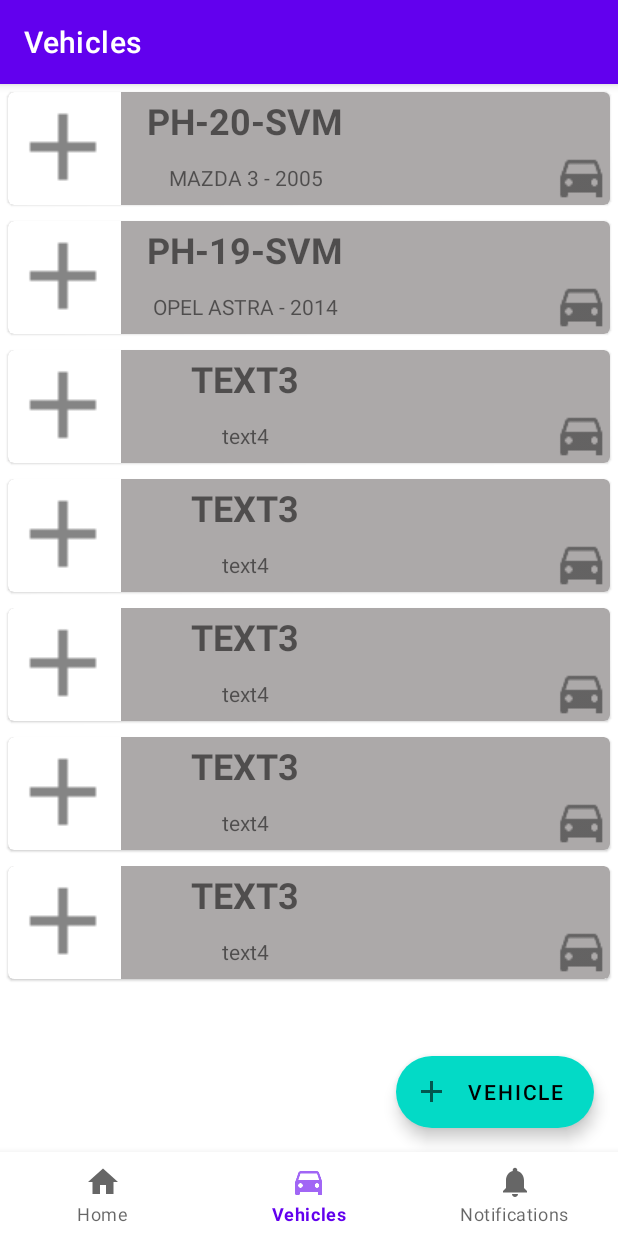
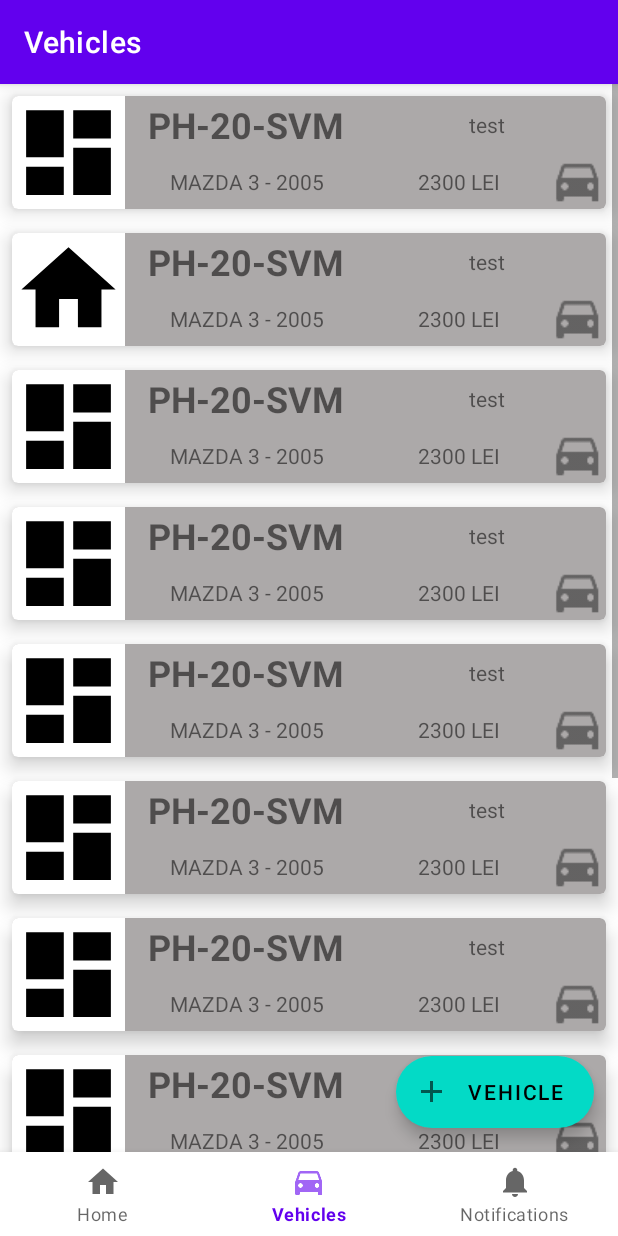
Before and after one commit to vladutstoica/VehicleBulletin, an Android app: the screen it shows after launch (MainActivity), item 2 of the bottom bar chosen, on a phone screen of 412 x 824 dp. Run offline under Robolectric (Android 15) with nearby library versions, the phone set to English and light mode, and no system bars; our stand-ins replace navigation-ui.

Commit message:
update adapter

```diff
--- a/app/src/main/java/com/shto/vehiclebulletin/ui/vehicles/Vehicles.java
+++ b/app/src/main/java/com/shto/vehiclebulletin/ui/vehicles/Vehicles.java
@@ -1,29 +1,59 @@
 package com.shto.vehiclebulletin.ui.vehicles;
 
+import android.widget.ImageView;
+
+import com.shto.vehiclebulletin.R;
+
 public class Vehicles {
-    private String text1;
-    private String text2;
+    private String mLicencePlate;
+    private String mVehicleModel;
+    private String mRenew;
+    private String mTotalCost;
+    private int mVehicleLogo;
 
     public static final Vehicles[] vehicles = {
-            new Vehicles("PH-20-SVM", "MAZDA 3 - 2005"),
-            new Vehicles("PH-19-SVM", "OPEL ASTRA - 2014"),
-            new Vehicles("text3", "text4"),
-            new Vehicles("text3", "text4"),
-            new Vehicles("text3", "text4"),
-            new Vehicles("text3", "text4"),
-            new Vehicles("text3", "text4")
+            new Vehicles("PH-20-SVM", "MAZDA 3 - 2005", "test", "2300 LEI", R.drawable.ic_dashboard_black_24dp),
+            new Vehicles("PH-20-SVM", "MAZDA 3 - 2005", "test", "2300 LEI", R.drawable.ic_home_black_24dp),
+            new Vehicles("PH-20-SVM", "MAZDA 3 - 2005", "test", "2300 LEI", R.drawable.ic_dashboard_black_24dp),
+            new Vehicles("PH-20-SVM", "MAZDA 3 - 2005", "test", "2300 LEI", R.drawable.ic_dashboard_black_24dp),
+            new Vehicles("PH-20-SVM", "MAZDA 3 - 2005", "test", "2300 LEI", R.drawable.ic_dashboard_black_24dp),
+            new Vehicles("PH-20-SVM", "MAZDA 3 - 2005", "test", "2300 LEI", R.drawable.ic_dashboard_black_24dp),
+            new Vehicles("PH-20-SVM", "MAZDA 3 - 2005", "test", "2300 LEI", R.drawable.ic_dashboard_black_24dp),
+            new Vehicles("PH-20-SVM", "MAZDA 3 - 2005", "test", "2300 LEI", R.drawable.ic_dashboard_black_24dp),
+            new Vehicles("PH-20-SVM", "MAZDA 3 - 2005", "test", "2300 LEI", R.drawable.ic_dashboard_black_24dp),
+            new Vehicles("PH-20-SVM", "MAZDA 3 - 2005", "test", "2300 LEI", R.drawable.ic_dashboard_black_24dp),
+            new Vehicles("PH-20-SVM", "MAZDA 3 - 2005", "test", "2300 LEI", R.drawable.ic_dashboard_black_24dp),
+            new Vehicles("PH-20-SVM", "MAZDA 3 - 2005", "test", "2300 LEI", R.drawable.ic_dashboard_black_24dp),
+
+
+
     };
 
-    private Vehicles(String text1, String text2) {
-        this.text1 = text1;
-        this.text2 = text2;
+    private Vehicles(String mLicencePlate, String mVehicleModel, String mRenew, String mTotalCost, int mVehicleLogo) {
+        this.mLicencePlate = mLicencePlate;
+        this.mVehicleModel = mVehicleModel;
+        this.mRenew = mRenew;
+        this.mTotalCost = mTotalCost;
+        this.mVehicleLogo = mVehicleLogo;
     }
 
-    public String getText1() {
-        return text1;
+    public String getLicencePlate() {
+        return mLicencePlate;
     }
 
-    public String getText2() {
-        return text2;
+    public String getVehicleModel() {
+        return mVehicleModel;
+    }
+
+    public String getRenew() {
+        return mRenew;
+    }
+
+    public String getTotalCost() {
+        return mTotalCost;
+    }
+
+    public int getVehicleLogo() {
+        return mVehicleLogo;
     }
 }
--- a/app/src/main/java/com/shto/vehiclebulletin/ui/vehicles/VehiclesAdapter.java
+++ b/app/src/main/java/com/shto/vehiclebulletin/ui/vehicles/VehiclesAdapter.java
@@ -2,6 +2,7 @@ package com.shto.vehiclebulletin.ui.vehicles;
 
 import android.view.LayoutInflater;
 import android.view.ViewGroup;
+import android.widget.ImageView;
 import android.widget.TextView;
 
 import androidx.annotation.NonNull;
@@ -12,9 +13,12 @@ import com.shto.vehiclebulletin.R;
 
 public class VehiclesAdapter extends RecyclerView.Adapter {
 
-    // variable who hold vehicles data
-    private String[] text1;
-    private String[] text2;
+    // variable for cardView data
+    private String[] mLicencePlate;
+    private String[] mVehicleModel;
+    private String[] mRenew;
+    private String[] mTotalCost;
+    private int[] mVehicleLogo;
 
     // Provide a reference to the views used in the recycler view - what data the adapter should work with
     public static class ViewHolder extends RecyclerView.ViewHolder{
@@ -32,9 +36,12 @@ public class VehiclesAdapter extends RecyclerView.Adapter {
     }
 
     // pass the data to the adapter using constructor
-    public VehiclesAdapter(String[] text1, String[] text2) {
-        this.text1 = text1;
-        this.text2 = text2;
+    public VehiclesAdapter(String[] mLicencePlate, String[] mVehicleModel, String[] mRenew, String[] mTotalCost, int[] mVehicleLogo) {
+        this.mLicencePlate = mLicencePlate;
+        this.mVehicleModel = mVehicleModel;
+        this.mRenew = mRenew;
+        this.mTotalCost = mTotalCost;
+        this.mVehicleLogo = mVehicleLogo;
     }
 
     // Used to create the views
@@ -54,11 +61,16 @@ public class VehiclesAdapter extends RecyclerView.Adapter {
         // Set the values inside the given view
         CardView zafuk = (CardView) holder.itemView;
 
-        TextView textView = zafuk.findViewById(R.id.licence_plate);
-        textView.setText(text1[position]);
-        TextView textView1 = zafuk.findViewById(R.id.vehicle_model);
-        textView1.setText(text2[position]);
-
+        TextView mLicencePlateTextView = zafuk.findViewById(R.id.licence_plate);
+        mLicencePlateTextView.setText(mLicencePlate[position]);
+        TextView mVehicleModelTextView = zafuk.findViewById(R.id.vehicle_model);
+        mVehicleModelTextView.setText(mVehicleModel[position]);
+        TextView mRenewTextView = zafuk.findViewById(R.id.renew);
+        mRenewTextView.setText(mRenew[position]);
+        TextView mTotalCostTextView = zafuk.findViewById(R.id.total_cost);
+        mTotalCostTextView.setText(mTotalCost[position]);
+        ImageView mVehicleLogoImageView = zafuk.findViewById(R.id.vehicle_logo);
+        mVehicleLogoImageView.setImageDrawable(zafuk.getResources().getDrawable(mVehicleLogo[position]));
     }
 
     // Used to return the number of items in the data set
@@ -66,6 +78,6 @@ public class VehiclesAdapter extends RecyclerView.Adapter {
     public int getItemCount() {
         // Return the number of items in the data set
         // The number of the text1 array equals the number of data items in the recycler view
-        return text1.length;
+        return mLicencePlate.length;
     }
 }
--- a/app/src/main/java/com/shto/vehiclebulletin/ui/vehicles/VehiclesFragment.java
+++ b/app/src/main/java/com/shto/vehiclebulletin/ui/vehicles/VehiclesFragment.java
@@ -39,22 +39,38 @@ public class VehiclesFragment extends Fragment {
         mRecyclerView.setHasFixedSize(true);
 
         //only testing
-        String[] text1 = new String[Vehicles.vehicles.length];
-        for (int i = 0; i < text1.length; i++) {
-            text1[i] = Vehicles.vehicles[i].getText1();
+        String[] mLicencePlate = new String[Vehicles.vehicles.length];
+        for (int i = 0; i < mLicencePlate.length; i++) {
+            mLicencePlate[i] = Vehicles.vehicles[i].getLicencePlate();
         }
 
-        String[] text2 = new String[Vehicles.vehicles.length];
-        for (int i = 0; i < text2.length; i++) {
-            text2[i] = Vehicles.vehicles[i].getText2();
+        String[] mVehicleModel = new String[Vehicles.vehicles.length];
+        for (int i = 0; i < mVehicleModel.length; i++) {
+            mVehicleModel[i] = Vehicles.vehicles[i].getVehicleModel();
         }
+
+        String[] mRenew = new String[Vehicles.vehicles.length];
+        for (int i = 0; i < mRenew.length; i++) {
+            mRenew[i] = Vehicles.vehicles[i].getRenew();
+        }
+
+        String[] mTotalCost = new String[Vehicles.vehicles.length];
+        for (int i = 0; i < mTotalCost.length; i++) {
+            mTotalCost[i] = Vehicles.vehicles[i].getTotalCost();
+        }
+
+        int[] mVehicleLogo = new int[Vehicles.vehicles.length];
+        for (int i = 0; i < mVehicleLogo.length; i++) {
+            mVehicleLogo[i] = Vehicles.vehicles[i].getVehicleLogo();
+        }
+
 
         // use a linear layout manager
         mLayoutManager = new LinearLayoutManager(getContext());
         mRecyclerView.setLayoutManager(mLayoutManager);
 
         // specify an adapter
-        mAdapter = new VehiclesAdapter(text1, text2);
+        mAdapter = new VehiclesAdapter(mLicencePlate, mVehicleModel, mRenew, mTotalCost, mVehicleLogo);
         mRecyclerView.setAdapter(mAdapter);
 
         // Inflate the layout for this fragment
--- a/app/src/main/res/layout/card_vehicles.xml
+++ b/app/src/main/res/layout/card_vehicles.xml
@@ -1,14 +1,15 @@
 <?xml version="1.0" encoding="utf-8"?>
 
-<com.google.android.material.card.MaterialCardView xmlns:android="http://schemas.android.com/apk/res/android"
+<com.google.android.material.card.MaterialCardView
+    xmlns:android="http://schemas.android.com/apk/res/android"
     xmlns:card_view="http://schemas.android.com/apk/res-auto"
-    xmlns:tools="http://schemas.android.com/tools"
     android:id="@+id/card_view"
     android:layout_width="match_parent"
     android:layout_height="75dp"
-    android:layout_margin="5dp"
+    android:layout_margin="8dp"
     card_view:cardBackgroundColor="#ACA9A9"
-    card_view:cardCornerRadius="4dp">
+    card_view:cardCornerRadius="4dp"
+    card_view:cardElevation="8dp">
 
     <androidx.constraintlayout.widget.ConstraintLayout
         android:layout_width="match_parent"
```
